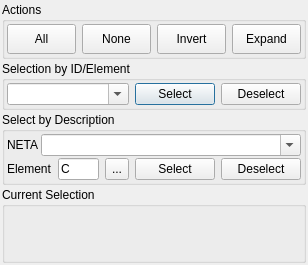
Above: trunk/src/gui/select.ui from trisyoungs/aten before the change. Below: the same form after it.
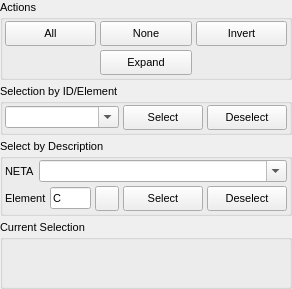
That is the form after the change. Icons and pictures are not drawn.

Patch:
```diff
--- a/trunk/src/gui/select.ui
+++ b/trunk/src/gui/select.ui
@@ -1,32 +1,52 @@
 <ui version="4.0">
- <class>SelectDialog</class>
- <widget class="QDialog" name="SelectDialog">
+ <class>SelectWidget</class>
+ <widget class="QDockWidget" name="SelectWidget">
   <property name="geometry">
    <rect>
     <x>0</x>
     <y>0</y>
-    <width>307</width>
-    <height>265</height>
+    <width>270</width>
+    <height>289</height>
    </rect>
   </property>
+  <property name="sizePolicy">
+   <sizepolicy hsizetype="Minimum" vsizetype="Minimum">
+    <horstretch>0</horstretch>
+    <verstretch>0</verstretch>
+   </sizepolicy>
+  </property>
+  <property name="minimumSize">
+   <size>
+    <width>270</width>
+    <height>289</height>
+   </size>
+  </property>
+  <property name="font">
+   <font>
+    <pointsize>8</pointsize>
+   </font>
+  </property>
+  <property name="floating">
+   <bool>true</bool>
+  </property>
+  <property name="allowedAreas">
+   <set>Qt::LeftDockWidgetArea|Qt::RightDockWidgetArea</set>
+  </property>
   <property name="windowTitle">
    <string>Select</string>
   </property>
-  <property name="windowIcon">
-   <iconset resource="icons.qrc">
-    <normaloff>:/stackicons/icons/stack_select.svg</normaloff>:/stackicons/icons/stack_select.svg</iconset>
-  </property>
+  <widget class="QWidget" name="dockWidgetContents">
   <layout class="QVBoxLayout" name="verticalLayout_4">
    <property name="spacing">
-    <number>2</number>
+     <number>4</number>
    </property>
    <property name="margin">
-    <number>2</number>
+     <number>0</number>
    </property>
    <item>
     <widget class="QGroupBox" name="ActionsBox">
      <property name="sizePolicy">
-      <sizepolicy hsizetype="Preferred" vsizetype="Minimum">
+       <sizepolicy hsizetype="Minimum" vsizetype="Minimum">
        <horstretch>0</horstretch>
        <verstretch>0</verstretch>
       </sizepolicy>
@@ -34,14 +54,19 @@
      <property name="title">
       <string>Actions</string>
      </property>
-     <layout class="QHBoxLayout" name="horizontalLayout">
+      <layout class="QVBoxLayout" name="verticalLayout_5">
       <property name="spacing">
-       <number>6</number>
+        <number>4</number>
       </property>
       <property name="margin">
        <number>2</number>
       </property>
       <item>
+        <layout class="QGridLayout" name="gridLayout">
+         <property name="spacing">
+          <number>4</number>
+         </property>
+         <item row="0" column="0">
        <widget class="QToolButton" name="SelectAllButton">
         <property name="sizePolicy">
          <sizepolicy hsizetype="Minimum" vsizetype="Fixed">
@@ -52,13 +77,13 @@
         <property name="minimumSize">
          <size>
           <width>30</width>
-          <height>30</height>
+             <height>25</height>
          </size>
         </property>
         <property name="maximumSize">
          <size>
           <width>654654</width>
-          <height>30</height>
+             <height>25</height>
          </size>
         </property>
         <property name="toolTip">
@@ -73,8 +98,8 @@
         </property>
         <property name="iconSize">
          <size>
-          <width>24</width>
-          <height>24</height>
+             <width>16</width>
+             <height>16</height>
          </size>
         </property>
         <property name="toolButtonStyle">
@@ -82,7 +107,7 @@
         </property>
        </widget>
       </item>
-      <item>
+         <item row="0" column="1">
        <widget class="QToolButton" name="SelectNoneButton">
         <property name="sizePolicy">
          <sizepolicy hsizetype="Minimum" vsizetype="Fixed">
@@ -93,13 +118,13 @@
         <property name="minimumSize">
          <size>
           <width>30</width>
-          <height>30</height>
+             <height>25</height>
          </size>
         </property>
         <property name="maximumSize">
          <size>
           <width>654</width>
-          <height>30</height>
+             <height>25</height>
          </size>
         </property>
         <property name="toolTip">
@@ -114,8 +139,8 @@
         </property>
         <property name="iconSize">
          <size>
-          <width>24</width>
-          <height>24</height>
+             <width>16</width>
+             <height>16</height>
          </size>
         </property>
         <property name="toolButtonStyle">
@@ -123,7 +148,7 @@
         </property>
        </widget>
       </item>
-      <item>
+         <item row="0" column="2">
        <widget class="QToolButton" name="SelectionInvertButton">
         <property name="sizePolicy">
          <sizepolicy hsizetype="Minimum" vsizetype="Fixed">
@@ -134,13 +159,13 @@
         <property name="minimumSize">
          <size>
           <width>30</width>
-          <height>30</height>
+             <height>25</height>
          </size>
         </property>
         <property name="maximumSize">
          <size>
           <width>654</width>
-          <height>30</height>
+             <height>25</height>
          </size>
         </property>
         <property name="toolTip">
@@ -155,8 +180,8 @@
         </property>
         <property name="iconSize">
          <size>
-          <width>24</width>
-          <height>24</height>
+             <width>16</width>
+             <height>16</height>
          </size>
         </property>
         <property name="toolButtonStyle">
@@ -164,7 +189,7 @@
         </property>
        </widget>
       </item>
-      <item>
+         <item row="1" column="1">
        <widget class="QToolButton" name="SelectionExpandButton">
         <property name="sizePolicy">
          <sizepolicy hsizetype="Minimum" vsizetype="Fixed">
@@ -175,13 +200,13 @@
         <property name="minimumSize">
          <size>
           <width>30</width>
-          <height>30</height>
+             <height>25</height>
          </size>
         </property>
         <property name="maximumSize">
          <size>
           <width>654</width>
-          <height>30</height>
+             <height>25</height>
          </size>
         </property>
         <property name="toolTip">
@@ -196,26 +221,34 @@
         </property>
         <property name="iconSize">
          <size>
-          <width>24</width>
-          <height>24</height>
+             <width>16</width>
+             <height>16</height>
          </size>
         </property>
         <property name="toolButtonStyle">
          <enum>Qt::ToolButtonTextBesideIcon</enum>
         </property>
        </widget>
+         </item>
+        </layout>
       </item>
      </layout>
     </widget>
    </item>
    <item>
     <widget class="QGroupBox" name="SelectGroup">
+      <property name="sizePolicy">
+       <sizepolicy hsizetype="Preferred" vsizetype="Minimum">
+        <horstretch>0</horstretch>
+        <verstretch>0</verstretch>
+       </sizepolicy>
+      </property>
      <property name="title">
       <string>Selection by ID/Element</string>
      </property>
      <layout class="QVBoxLayout" name="verticalLayout">
       <property name="spacing">
-       <number>2</number>
+        <number>4</number>
       </property>
       <property name="margin">
        <number>2</number>
@@ -223,7 +256,7 @@
       <item>
        <layout class="QHBoxLayout" name="horizontalLayout_2">
         <property name="spacing">
-         <number>6</number>
+          <number>4</number>
         </property>
         <item>
          <widget class="QComboBox" name="SelectionCombo">
@@ -243,6 +276,18 @@
         </item>
         <item>
          <widget class="QPushButton" name="SelectButton">
+           <property name="minimumSize">
+            <size>
+             <width>0</width>
+             <height>25</height>
+            </size>
+           </property>
+           <property name="maximumSize">
+            <size>
+             <width>16777215</width>
+             <height>25</height>
+            </size>
+           </property>
           <property name="toolTip">
            <string>Select atoms according to the supplied expression</string>
           </property>
@@ -253,6 +298,18 @@
         </item>
         <item>
          <widget class="QPushButton" name="DeselectButton">
+           <property name="minimumSize">
+            <size>
+             <width>0</width>
+             <height>25</height>
+            </size>
+           </property>
+           <property name="maximumSize">
+            <size>
+             <width>16777215</width>
+             <height>25</height>
+            </size>
+           </property>
           <property name="toolTip">
            <string>Deselect atoms according to the supplied expression</string>
           </property>
@@ -268,18 +325,27 @@
    </item>
    <item>
     <widget class="QGroupBox" name="SelectTypeGroup">
+      <property name="sizePolicy">
+       <sizepolicy hsizetype="Minimum" vsizetype="Minimum">
+        <horstretch>0</horstretch>
+        <verstretch>0</verstretch>
+       </sizepolicy>
+      </property>
      <property name="title">
       <string>Select by Description</string>
      </property>
      <layout class="QVBoxLayout" name="verticalLayout_2">
       <property name="spacing">
-       <number>2</number>
+        <number>4</number>
       </property>
       <property name="margin">
        <number>2</number>
       </property>
       <item>
        <layout class="QHBoxLayout" name="horizontalLayout_4">
+         <property name="spacing">
+          <number>4</number>
+         </property>
         <item>
          <widget class="QLabel" name="label_2">
           <property name="sizePolicy">
@@ -311,7 +377,7 @@
       <item>
        <layout class="QHBoxLayout" name="horizontalLayout_3">
         <property name="spacing">
-         <number>6</number>
+          <number>4</number>
         </property>
         <item>
          <widget class="QLabel" name="label">
@@ -360,12 +426,34 @@
            </size>
           </property>
           <property name="text">
-           <string>...</string>
+            <string/>
+           </property>
+           <property name="icon">
+            <iconset resource="icons.qrc">
+             <normaloff>:/build/icons/build_ptable.svg</normaloff>:/build/icons/build_ptable.svg</iconset>
+           </property>
+           <property name="iconSize">
+            <size>
+             <width>16</width>
+             <height>16</height>
+            </size>
           </property>
          </widget>
         </item>
         <item>
          <widget class="QPushButton" name="SelectTypeButton">
+           <property name="minimumSize">
+            <size>
+             <width>0</width>
+             <height>25</height>
+            </size>
+           </property>
+           <property name="maximumSize">
+            <size>
+             <width>16777215</width>
+             <height>25</height>
+            </size>
+           </property>
           <property name="toolTip">
            <string>Select atoms according to the supplied expression</string>
           </property>
@@ -376,6 +464,18 @@
         </item>
         <item>
          <widget class="QPushButton" name="DeselectTypeButton">
+           <property name="minimumSize">
+            <size>
+             <width>0</width>
+             <height>25</height>
+            </size>
+           </property>
+           <property name="maximumSize">
+            <size>
+             <width>16777215</width>
+             <height>25</height>
+            </size>
+           </property>
           <property name="toolTip">
            <string>Deselect atoms according to the supplied expression</string>
           </property>
@@ -401,6 +501,12 @@
       <string>Current Selection</string>
      </property>
      <layout class="QVBoxLayout" name="verticalLayout_3">
+       <property name="spacing">
+        <number>4</number>
+       </property>
+       <property name="margin">
+        <number>2</number>
+       </property>
       <item>
        <widget class="QLabel" name="SelectionLabel1">
         <property name="text">
@@ -419,6 +525,7 @@
     </widget>
    </item>
   </layout>
+  </widget>
  </widget>
  <resources>
   <include location="icons.qrc"/>
```
Lines whose indentation alone changed are shown as unchanged.
